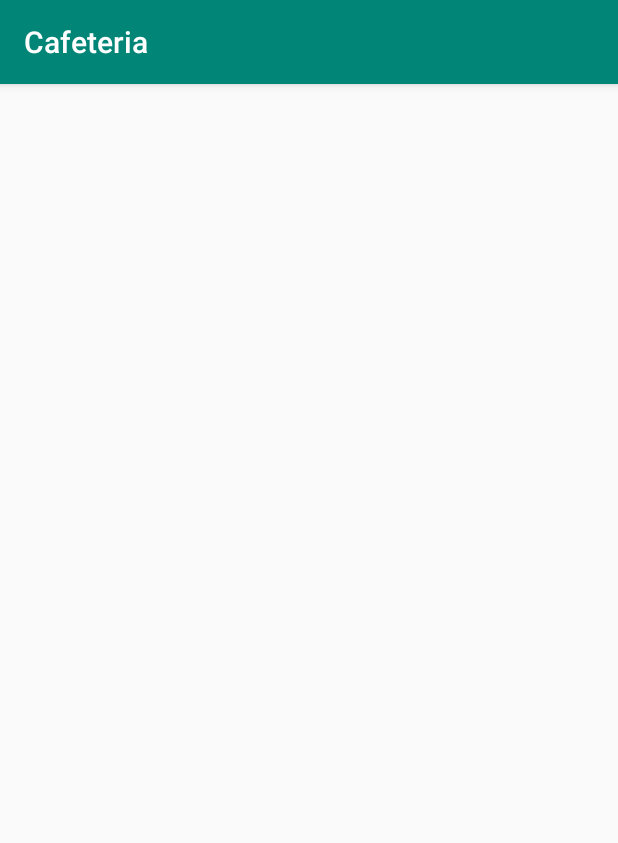
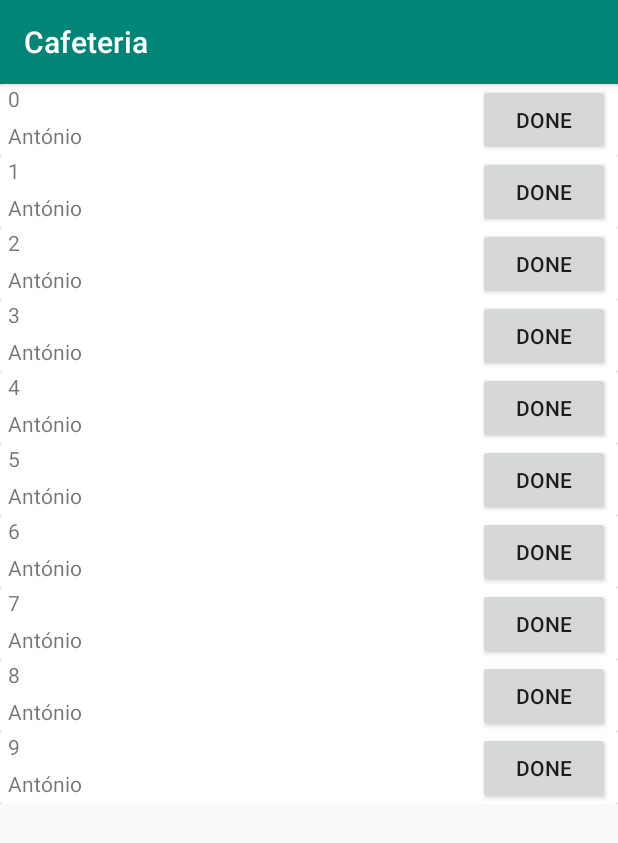
Before and after one commit to Antonio-Melo/tickets-payment-cafeteria, an Android app: the screen it shows after launch (MainActivity), on a phone screen of 412 x 824 dp. Shown: the top 843 px of the screen. Run offline under Robolectric (Android 15) with nearby library versions, the phone set to English and light mode, and no system bars.

Commit message:
List working

```diff
--- /dev/null
+++ b/app/src/main/java/com/antoniomelo/cafeteria/ListOrder.java
@@ -0,0 +1,26 @@
+package com.antoniomelo.cafeteria;
+
+public class ListOrder {
+
+    private Integer orderNumber;
+    private String username;
+    private String order;
+
+    public ListOrder(Integer orderNumber, String username, String order) {
+        this.orderNumber = orderNumber;
+        this.username = username;
+        this.order = order;
+    }
+
+    public Integer getOrderNumber() {
+        return orderNumber;
+    }
+
+    public String getUsername() {
+        return username;
+    }
+
+    public String getOrder() {
+        return order;
+    }
+}
--- a/app/src/main/java/com/antoniomelo/cafeteria/MainActivity.java
+++ b/app/src/main/java/com/antoniomelo/cafeteria/MainActivity.java
@@ -2,12 +2,33 @@ package com.antoniomelo.cafeteria;
 
 import android.support.v7.app.AppCompatActivity;
 import android.os.Bundle;
+import android.support.v7.widget.LinearLayoutManager;
+import android.support.v7.widget.RecyclerView;
+
+import java.util.ArrayList;
 
 public class MainActivity extends AppCompatActivity {
+
+    private RecyclerView recyclerView;
+    private RecyclerView.Adapter adapter;
+    private ArrayList<ListOrder> orders;
 
     @Override
     protected void onCreate(Bundle savedInstanceState) {
         super.onCreate(savedInstanceState);
         setContentView(R.layout.activity_main);
+
+        recyclerView = (RecyclerView) findViewById(R.id.recyclerView);
+        recyclerView.setHasFixedSize(true);
+        recyclerView.setLayoutManager(new LinearLayoutManager(this));
+        orders = new ArrayList<ListOrder>();
+
+        /* Add elements to list */
+
+        for(int i = 0; i < 10; i++)
+            orders.add(new ListOrder(i,"António","Drink"));
+
+        adapter = new OrdersAdaptor(orders, this);
+        recyclerView.setAdapter(adapter);
     }
 }
--- /dev/null
+++ b/app/src/main/java/com/antoniomelo/cafeteria/OrdersAdaptor.java
@@ -0,0 +1,60 @@
+package com.antoniomelo.cafeteria;
+
+import android.content.Context;
+import android.support.annotation.NonNull;
+import android.support.v7.widget.RecyclerView;
+import android.view.LayoutInflater;
+import android.view.View;
+import android.view.ViewGroup;
+import android.widget.TextView;
+
+import java.util.ArrayList;
+
+public class OrdersAdaptor extends RecyclerView.Adapter<OrdersAdaptor.ViewHolder> {
+
+    private ArrayList<ListOrder> orders;
+    private Context context;
+
+    public OrdersAdaptor(ArrayList<ListOrder> orders, Context context) {
+        this.orders = orders;
+        this.context = context;
+    }
+
+    @NonNull
+    @Override
+    public ViewHolder onCreateViewHolder(@NonNull ViewGroup viewGroup, int i) {
+        View view = LayoutInflater.from(viewGroup.getContext())
+                .inflate(R.layout.list_orders, viewGroup, false);
+
+        return new ViewHolder(view);
+    }
+
+    @Override
+    public void onBindViewHolder(@NonNull ViewHolder viewHolder, int i) {
+        ListOrder order = orders.get(i);
+
+        viewHolder.orderNumber.setText(order.getOrderNumber()+ "");
+        viewHolder.username.setText(order.getUsername());
+        viewHolder.order.setText(order.getOrder());
+    }
+
+    @Override
+    public int getItemCount() {
+        return orders.size();
+    }
+
+    public class ViewHolder extends RecyclerView.ViewHolder{
+
+        public TextView orderNumber;
+        public TextView username;
+        public TextView order;
+
+        public ViewHolder(@NonNull View itemView) {
+            super(itemView);
+
+            orderNumber = (TextView) itemView.findViewById(R.id.orderNumber);
+            username = (TextView) itemView.findViewById(R.id.username);
+            order = (TextView) itemView.findViewById(R.id.order);
+        }
+    }
+}
--- a/app/src/main/res/layout/list_orders.xml
+++ b/app/src/main/res/layout/list_orders.xml
@@ -1,13 +1,13 @@
 <?xml version="1.0" encoding="utf-8"?>
 <android.support.constraint.ConstraintLayout xmlns:android="http://schemas.android.com/apk/res/android"
+    xmlns:app="http://schemas.android.com/apk/res-auto"
     xmlns:tools="http://schemas.android.com/tools"
     android:layout_width="match_parent"
-    android:layout_height="match_parent"
-    xmlns:app="http://schemas.android.com/apk/res-auto">
+    android:layout_height="wrap_content">
 
     <android.support.v7.widget.CardView
         android:layout_width="match_parent"
-        android:layout_height="wrap_content" >
+        android:layout_height="wrap_content">
 
         <android.support.constraint.ConstraintLayout
             android:layout_width="match_parent"
@@ -17,37 +17,36 @@
                 android:id="@+id/orderNumber"
                 android:layout_width="wrap_content"
                 android:layout_height="wrap_content"
-                android:text="TextView"
-                android:paddingLeft="5sp"/>
+                android:paddingLeft="5sp"
+                android:text="TextView" />
 
             <TextView
                 android:id="@+id/username"
                 android:layout_width="wrap_content"
                 android:layout_height="wrap_content"
-                android:text="TextView"
                 android:layout_marginTop="5dp"
                 android:paddingLeft="5sp"
-                app:layout_constraintTop_toBottomOf="@id/orderNumber"/>
+                android:text="TextView"
+                app:layout_constraintTop_toBottomOf="@id/orderNumber" />
 
             <TextView
                 android:id="@+id/order"
                 android:layout_width="wrap_content"
                 android:layout_height="wrap_content"
-                android:text="TextView"
                 android:layout_marginTop="5dp"
                 android:paddingLeft="5sp"
-                app:layout_constraintTop_toBottomOf="@+id/username"/>
+                android:text="TextView"
+                app:layout_constraintTop_toBottomOf="@+id/username" />
 
             <Button
                 android:id="@+id/deleteOrderButton"
                 android:layout_width="wrap_content"
                 android:layout_height="wrap_content"
+                android:layout_marginRight="5dp"
                 android:text="Done"
-                android:layout_marginRight="5dp"
+                app:layout_constraintBottom_toTopOf="parent"
                 app:layout_constraintRight_toRightOf="parent"
-                app:layout_constraintTop_toBottomOf="parent"
-                app:layout_constraintBottom_toTopOf="parent"
-                />
+                app:layout_constraintTop_toBottomOf="parent" />
 
         </android.support.constraint.ConstraintLayout>
     </android.support.v7.widget.CardView>
```
